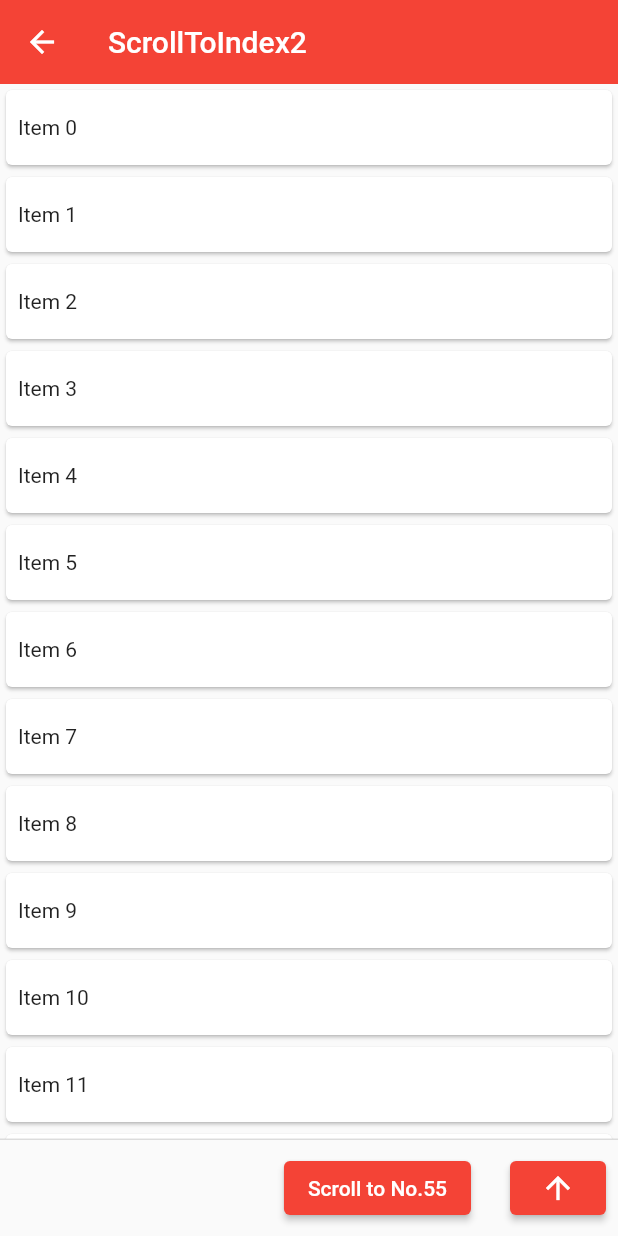
After one commit to MYWProgram/flutter_demo, a Flutter app: the ScrollToIndex2 screen opened by its route, on a phone screen of 412 x 824 dp. The commit adds this screen. Run offline on Flutter 3.47's test engine with Material 2 defaults, Android fonts, the phone set to English and light mode, and no system bars; our stand-ins replace scroll_to_index.

Commit message:
feat: 新增 demo scroll_to_index2.

```diff
--- a/lib/main.dart
+++ b/lib/main.dart
@@ -3,6 +3,7 @@ import 'package:flutter_demo/widget/text_field_controller.dart';
 import 'package:flutter_demo/widget/clip.dart';
 import 'package:flutter_demo/widget/scroller_listener.dart';
 import 'package:flutter_demo/widget/scroll_to_index.dart';
+import 'package:flutter_demo/widget/scroll_to_index2.dart';
 
 void main() {
   runApp(MyApp());
@@ -76,4 +77,5 @@ Map<String, WidgetBuilder> router = {
   '控件圆角组合': (context) => new Clip(),
   '列表滑动监听': (context) => new ScrollerListener(),
   '滚动到指定位置': (context) => new ScrollToIndex(),
+  '滚动到指定位置2': (context) => new ScrollToIndex2(),
 };
--- /dev/null
+++ b/lib/widget/scroll_to_index2.dart
@@ -0,0 +1,98 @@
+import 'package:flutter/material.dart';
+import 'dart:math' as math;
+
+class ScrollToIndex2 extends StatefulWidget {
+  @override
+  _ScrollToIndexState2 createState() => _ScrollToIndexState2();
+}
+
+class _ScrollToIndexState2 extends State<ScrollToIndex2> {
+  GlobalKey scrollKey = GlobalKey();
+  ScrollController controller = new ScrollController();
+  List<ItemModel> dataList = [];
+
+  @override
+  void initState() {
+    dataList.clear();
+    for (int i = 0; i < 100; i++) {
+      dataList.add(new ItemModel(i));
+    }
+    super.initState();
+  }
+
+  _scrollToIndex() {
+    var key = dataList[55];
+    RenderBox renderBox = key.globalKey.currentContext.findRenderObject();
+    // * 获取位置偏移，基于 ancestor: SingleChildScrollView 的 RenderObject()
+    double dy = renderBox.localToGlobal(
+      Offset.zero,
+      ancestor: scrollKey.currentContext.findRenderObject()
+    ).dy;
+    // * 计算真实位移
+    double offset = dy + controller.offset;
+    controller.animateTo(offset, duration: Duration(milliseconds: 500), curve: Curves.linear);
+  }
+
+  @override
+  Widget build(BuildContext context) {
+    return Scaffold(
+      appBar: AppBar(
+        title: Container(
+          child: Text('ScrollToIndex2'),
+        ),
+        elevation: 0,
+        backgroundColor: Colors.red,
+      ),
+      body: Container(
+        child: SingleChildScrollView(
+          child: Column(
+            children: dataList.map<Widget>((data) {
+              return CardItem(data, key: dataList[data.index].globalKey);
+            }).toList(),
+          ),
+          key: scrollKey,
+          controller: controller,
+        ),
+      ),
+      persistentFooterButtons: <Widget>[
+        ElevatedButton(
+          child: Text('Scroll to No.55'),
+          style: ElevatedButton.styleFrom(primary: Colors.red),
+          onPressed: () => _scrollToIndex(),
+        ),
+        SizedBox(width: 10),
+        ElevatedButton(
+          child: Icon(Icons.arrow_upward),
+          style: ElevatedButton.styleFrom(primary: Colors.red),
+          onPressed: () => controller.animateTo(0, duration: Duration(seconds: 1), curve: Curves.bounceInOut),
+        ),
+      ],
+    );
+  }
+}
+
+class CardItem extends StatelessWidget {
+  final random = math.Random();
+  final ItemModel data;
+  CardItem(this.data, {key}) : super(key: key);
+
+  @override
+  Widget build(BuildContext context) {
+    return Card(
+      child: Container(
+        child: Container(
+          child: Text('Item ${data.index}'),
+          margin: EdgeInsets.all(8),
+        ),
+        height: (math.max(300 * random.nextDouble(), 50)),
+        alignment: Alignment.centerLeft,
+      ),
+    );
+  }
+}
+
+class ItemModel {
+  GlobalKey globalKey = new GlobalKey();
+  final int index;
+  ItemModel(this.index);
+}
```
